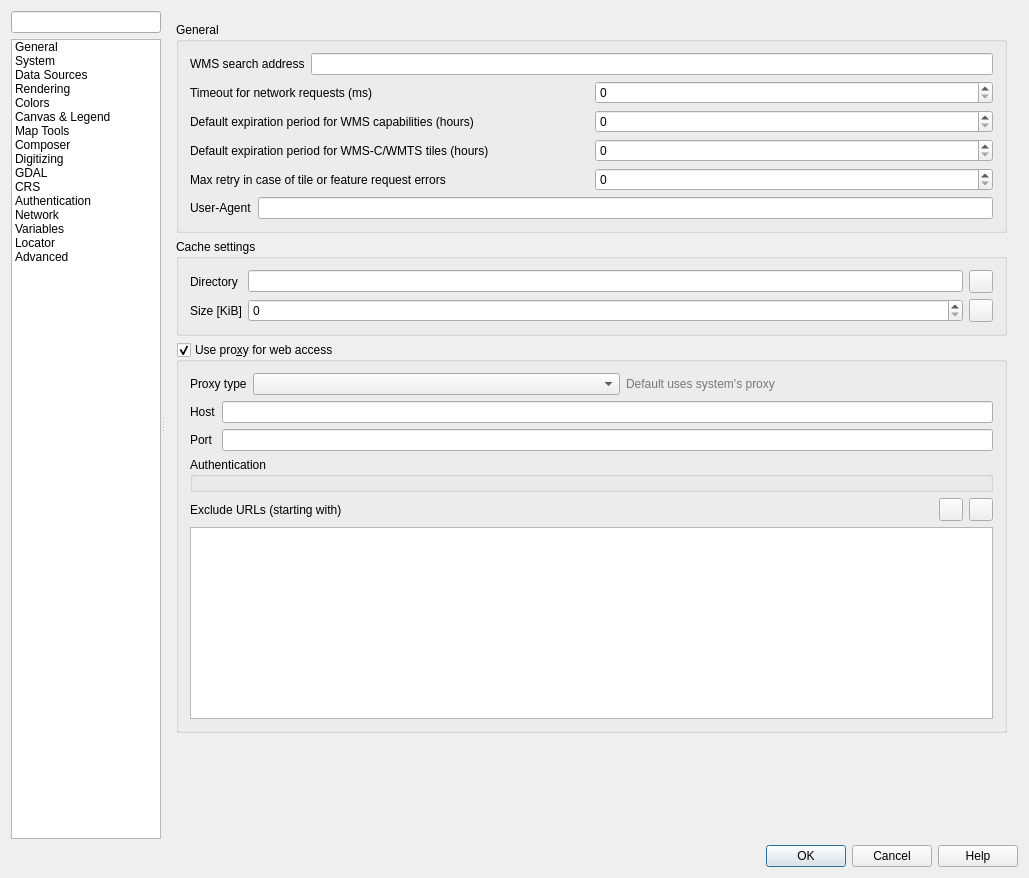
First picture: the form in src/ui/qgsoptionsbase.ui, repository qgis/QGIS, before the edit.
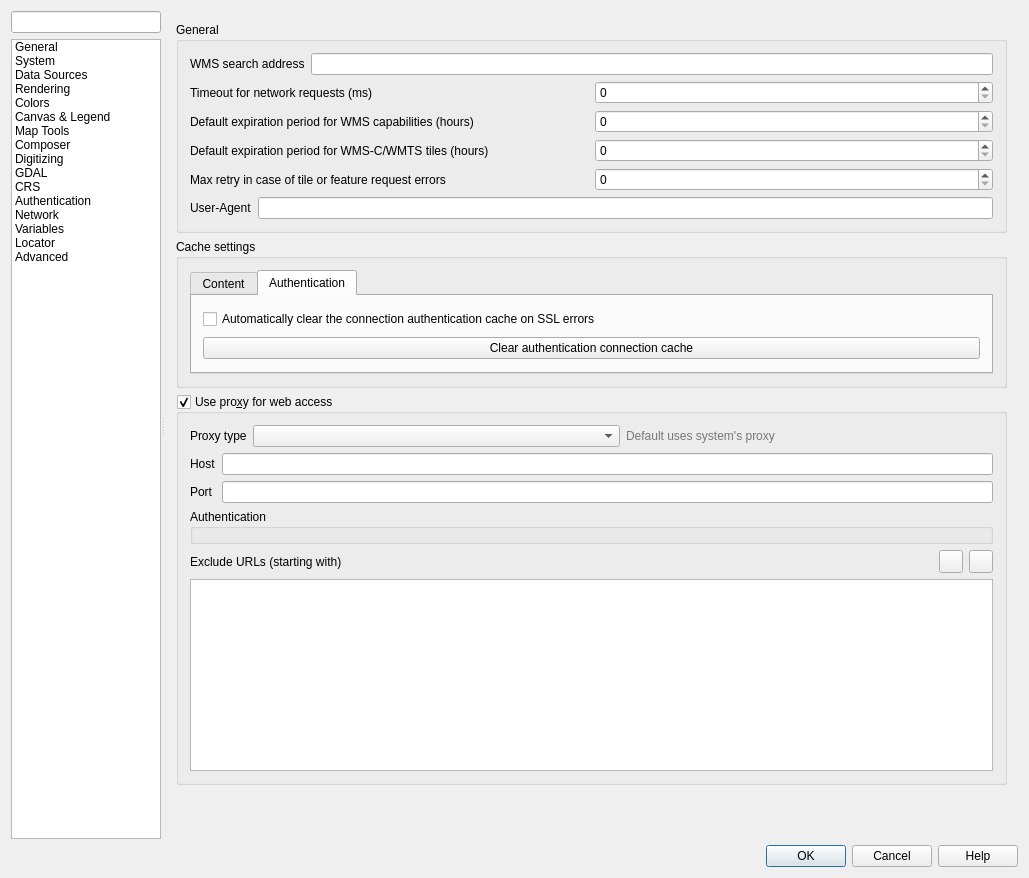
Second picture: the form after the edit. The open tabs and pages were chosen to show the change. Icons and pictures are not drawn. Custom widgets are drawn as their Qt base class.

Commit message:
[auth] Add connection cache clear options
This fixes a bug that required to restart
QGIS after a connection failed due to SSL
errors (the connection auth was cached).

Also:

- added a tab for content and connection
  auth cache configuration
- user feedback on (both) caches cleared
- changed icon for content cache clear to
  a trash bin (after users enquiries about
  what was that "back/undo" icon for)

Patch:
```diff
--- a/src/ui/qgsoptionsbase.ui
+++ b/src/ui/qgsoptionsbase.ui
@@ -4947,7 +4947,24 @@
                  <property name="title">
                   <string>Cache settings</string>
                  </property>
+                 <layout class="QVBoxLayout" name="verticalLayout_19">
+                  <item>
+                   <widget class="QTabWidget" name="tabContentCache">
+                    <property name="currentIndex">
+                     <number>0</number>
+                    </property>
+                    <widget class="QWidget" name="tab">
+                     <attribute name="title">
+                      <string>Content</string>
+                     </attribute>
                  <layout class="QGridLayout" name="gridLayout_2">
+                      <item row="4" column="0">
+                       <widget class="QLabel" name="label_11">
+                        <property name="text">
+                         <string>Size [KiB]</string>
+                        </property>
+                       </widget>
+                      </item>
                   <item row="0" column="0">
                    <widget class="QLabel" name="label_10">
                     <property name="text">
@@ -4958,31 +4975,24 @@
                   <item row="0" column="1">
                    <widget class="QLineEdit" name="mCacheDirectory"/>
                   </item>
-                  <item row="0" column="2">
-                   <widget class="QToolButton" name="mBrowseCacheDirectory">
-                    <property name="toolTip">
-                     <string>Select folder</string>
-                    </property>
-                    <property name="text">
-                     <string/>
-                    </property>
-                    <property name="icon">
-                     <iconset resource="../../images/images.qrc">
-                      <normaloff>:/images/themes/default/mActionFileOpen.svg</normaloff>:/images/themes/default/mActionFileOpen.svg</iconset>
-                    </property>
-                   </widget>
-                  </item>
-                  <item row="2" column="0">
-                   <widget class="QLabel" name="label_11">
-                    <property name="text">
-                     <string>Size [KiB]</string>
-                    </property>
-                   </widget>
-                  </item>
-                  <item row="2" column="1">
+                      <item row="4" column="1">
                    <widget class="QSpinBox" name="mCacheSize"/>
                   </item>
-                  <item row="2" column="2">
+                      <item row="0" column="2">
+                       <widget class="QToolButton" name="mBrowseCacheDirectory">
+                        <property name="toolTip">
+                         <string>Select folder</string>
+                        </property>
+                        <property name="text">
+                         <string/>
+                        </property>
+                        <property name="icon">
+                         <iconset resource="../../images/images.qrc">
+                          <normaloff>:/images/themes/default/mActionFileOpen.svg</normaloff>:/images/themes/default/mActionFileOpen.svg</iconset>
+                        </property>
+                       </widget>
+                      </item>
+                      <item row="4" column="2">
                    <widget class="QToolButton" name="mClearCache">
                     <property name="toolTip">
                      <string>Clear</string>
@@ -4992,8 +5002,33 @@
                     </property>
                     <property name="icon">
                      <iconset resource="../../images/images.qrc">
-                      <normaloff>:/images/themes/default/mActionUndo.svg</normaloff>:/images/themes/default/mActionUndo.svg</iconset>
-                    </property>
+                          <normaloff>:/images/themes/default/mActionDeleteSelected.svg</normaloff>:/images/themes/default/mActionDeleteSelected.svg</iconset>
+                        </property>
+                       </widget>
+                      </item>
+                     </layout>
+                    </widget>
+                    <widget class="QWidget" name="tab_2">
+                     <attribute name="title">
+                      <string>Authentication</string>
+                     </attribute>
+                     <layout class="QGridLayout" name="gridLayout_5">
+                      <item row="0" column="0">
+                       <widget class="QCheckBox" name="mAutoClearAccessCache">
+                        <property name="text">
+                         <string>Automatically clear the connection authentication cache on SSL errors</string>
+                        </property>
+                       </widget>
+                      </item>
+                      <item row="1" column="0">
+                       <widget class="QPushButton" name="mClearAccessCache">
+                        <property name="text">
+                         <string>Clear authentication connection cache</string>
+                        </property>
+                       </widget>
+                      </item>
+                     </layout>
+                    </widget>
                    </widget>
                   </item>
                  </layout>
```
Left out of the diff: 50 changed lines with no effect on the pictures. Lines whose indentation alone changed are shown as unchanged. The commit also changes 2 other files.
